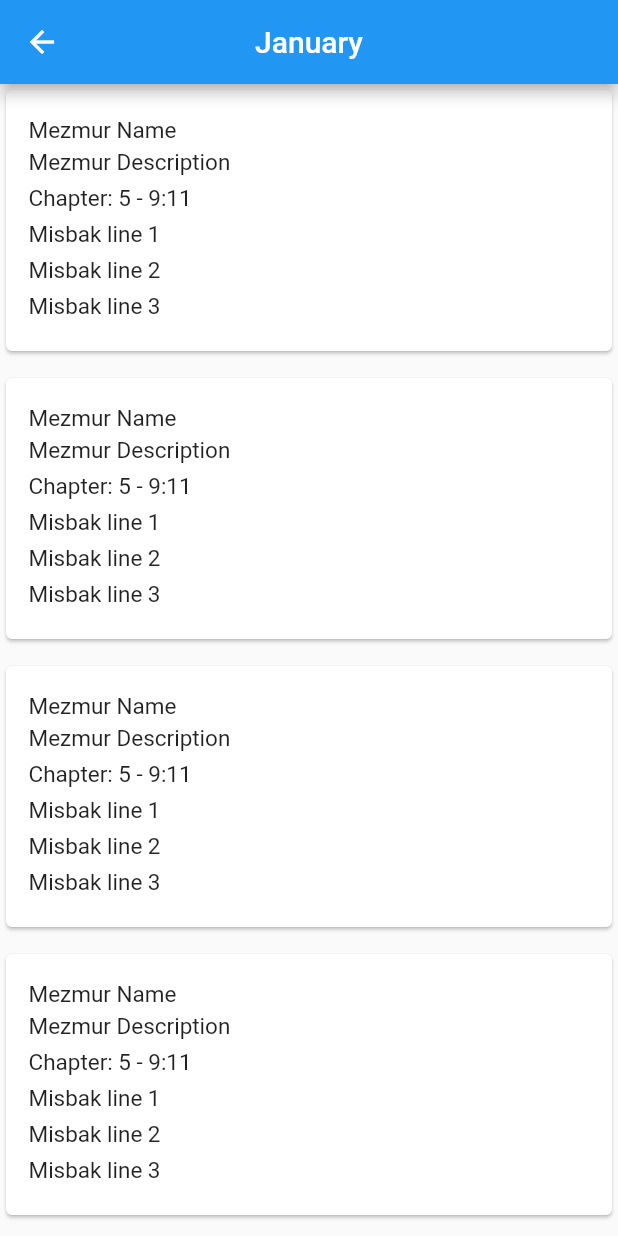
After one commit to YemaneZewdu/psalmody_app, a Flutter app: the screen it shows after launch, after a tap on "January", on a phone screen of 412 x 824 dp. The commit adds this screen. Run offline on Flutter 3.47's test engine with Material 2 defaults, Android fonts, the phone set to English and light mode, and no system bars.

Commit message:
Implemented month mezmur list screen with the model

```diff
--- /dev/null
+++ b/lib/model/mezmur.dart
@@ -0,0 +1,16 @@
+class Mezmur{
+  String month;
+  int mezmurNumber;
+  String mezmurName;
+  String mezmurDescription;
+  int misbakChapter;
+  int misbakNumber1;
+  String misbakNumber2;
+  String misbakLine1;
+  String misbakLine2;
+  String misbakLine3;
+
+
+
+
+}
--- a/lib/model/mezmur_details.dart
+++ /dev/null
@@ -1,9 +0,0 @@
-class MezmurDetails{
-  String month;
-  int mezmurNumber;
-  Map<String,String> mezmurName;
-  Map<int,int> misbakNumber;
-  List<String> misbak;
-
-
-}
--- a/lib/view/home_list_screen.dart
+++ b/lib/view/home_list_screen.dart
@@ -1,4 +1,6 @@
 import 'package:flutter/material.dart';
+import 'package:psalmody/view/month_mezmur_list_screen.dart';
+import 'package:psalmody/model/mezmur.dart';
 
 class HomeListScreen extends StatelessWidget {
   final _months = [
@@ -22,17 +24,23 @@ class HomeListScreen extends StatelessWidget {
       body: new ListView.builder(
         itemCount: _months.length,
         itemBuilder: (BuildContext context, int index) {
-          return Padding(
+          return new GestureDetector(
+            onTap: () =>
+                Navigator.push(context, MaterialPageRoute(builder: (context) =>
+                    MonthMezmurListScreen(monthName:_months[index], mezmurData: getFakeData())),),
+            child: new Padding(
               padding: EdgeInsets.only(bottom: 10.0),
               child: Card(
                 color: Colors.white,
                 child: Padding(
-                padding: EdgeInsets.symmetric(vertical: 20.0, horizontal: 15.0),
+                  padding:
+                  EdgeInsets.symmetric(vertical: 20.0, horizontal: 15.0),
                   child: Text(
                     _months[index],
                     style: TextStyle(
                       fontSize: 20.0,
                       height: 1.6,
+                    ),
                   ),
                 ),
               ),
@@ -43,3 +51,17 @@ class HomeListScreen extends StatelessWidget {
     );
   }
 }
+Mezmur getFakeData() {
+  Mezmur obj = Mezmur();
+  obj.mezmurNumber = 1;
+  obj.mezmurName = 'Mezmur Name';
+  obj.mezmurDescription = 'Mezmur Description';
+  obj.misbakChapter = 5;
+  obj.misbakNumber1 = 6;
+  obj.misbakNumber2 = '9:11';
+  obj.misbakLine1 = 'Misbak line 1';
+  obj.misbakLine2 = 'Misbak line 2';
+  obj.misbakLine3='Misbak line 3';
+
+  return obj;
+}
--- /dev/null
+++ b/lib/view/month_mezmur_list_screen.dart
@@ -0,0 +1,120 @@
+import 'package:flutter/cupertino.dart';
+import 'package:flutter/material.dart';
+import 'package:psalmody/model/mezmur.dart';
+
+class MonthMezmurListScreen extends StatelessWidget {
+  final String monthName;
+  Mezmur mezmurData;
+
+  MonthMezmurListScreen(
+      {Key key, @required this.monthName, @required this.mezmurData})
+      : super(key: key);
+
+  @override
+  Widget build(BuildContext context) {
+    return Scaffold(
+        appBar: AppBar(centerTitle: true,
+          title: Text(monthName),
+        ),
+        body: new ListView.builder(
+          itemCount: 5,
+          itemBuilder: (BuildContext context, int index) {
+            return new GestureDetector(
+              onTap: () => print("Clicked"),
+              child: new Padding(
+                padding: EdgeInsets.only(bottom: 10.0),
+                child: Card(
+                  color: Colors.white,
+                  child: Padding(
+                      padding: EdgeInsets.symmetric(
+                          vertical: 20.0, horizontal: 15.0),
+                      child: Column(
+                        children: <Widget>[
+                          new Row(
+                            children: <Widget>[
+                              Container(
+                                child: Text(
+                                  mezmurData.mezmurName,
+                                  style: TextStyle(
+                                    fontSize: 15.0,
+                                    height: 1.0,
+                                  ),
+                                ),
+                              ),
+                            ],
+                          ),
+                          new Row(
+                            children: <Widget>[
+                              Container(
+                                child: Text(
+                                  mezmurData.mezmurDescription,
+                                  style: TextStyle(
+                                    fontSize: 15.0,
+                                    height: 1.5,
+                                  ),
+                                ),
+                              ),
+                            ],
+                          ),
+                          new Row(
+                            children: <Widget>[
+                              Container(
+                                child: Text(
+                                  'Chapter: ${mezmurData.misbakChapter} - ' +
+                                      mezmurData.misbakNumber2,
+                                  style: TextStyle(
+                                    fontSize: 15.0,
+                                    height: 1.6,
+                                  ),
+                                ),
+                              ),
+                            ],
+                          ),
+                          new Row(
+                            children: <Widget>[
+                              Container(
+                                child: Text(
+                                  mezmurData.misbakLine1,
+                                  style: TextStyle(
+                                    fontSize: 15.0,
+                                    height: 1.6,
+                                  ),
+                                ),
+                              ),
+                            ],
+                          ),
+                          new Row(
+                            children: <Widget>[
+                              Container(
+                                child: Text(
+                                  mezmurData.misbakLine2,
+                                  style: TextStyle(
+                                    fontSize: 15.0,
+                                    height: 1.6,
+                                  ),
+                                ),
+                              ),
+                            ],
+                          ),
+                          new Row(
+                            children: <Widget>[
+                              Container(
+                                child: Text(
+                                  mezmurData.misbakLine3,
+                                  style: TextStyle(
+                                    fontSize: 15.0,
+                                    height: 1.6,
+                                  ),
+                                ),
+                              ),
+                            ],
+                          ),
+                        ],
+                      )),
+                ),
+              ),
+            );
+          },
+        ));
+  }
+}
```
Also changed, not shown: pubspec.lock. Lines whose indentation alone changed are shown as unchanged.
